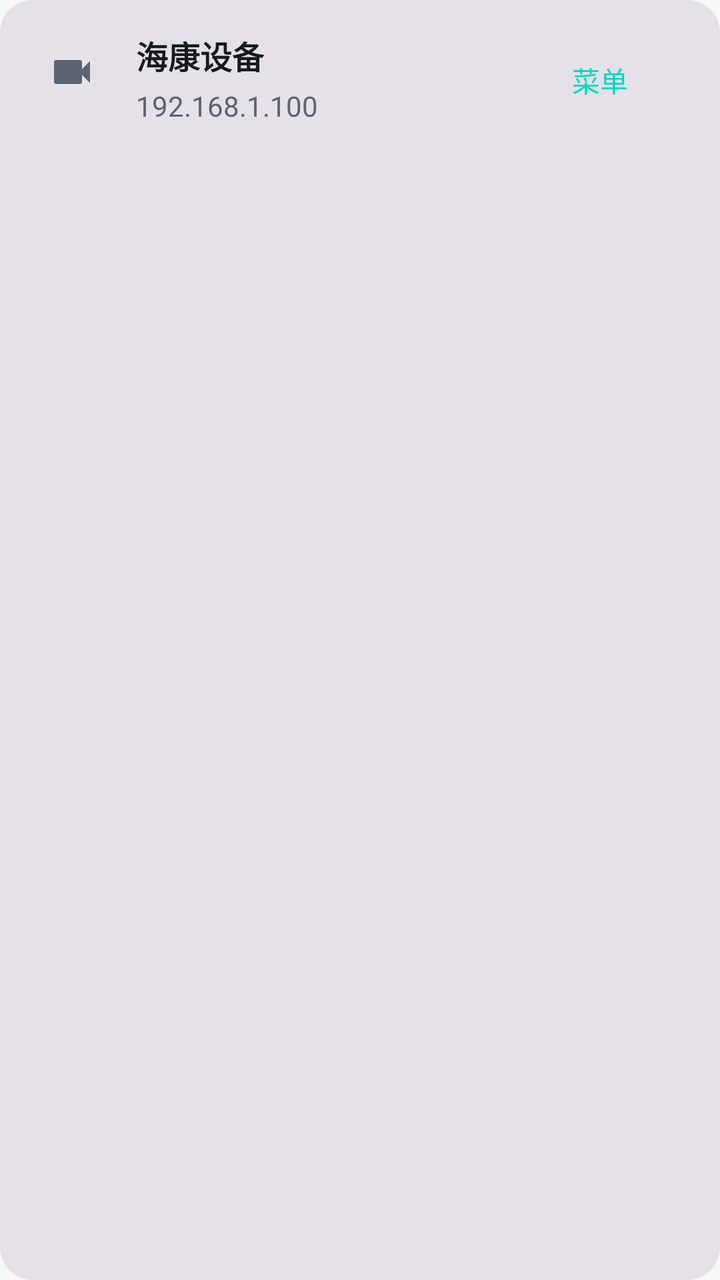
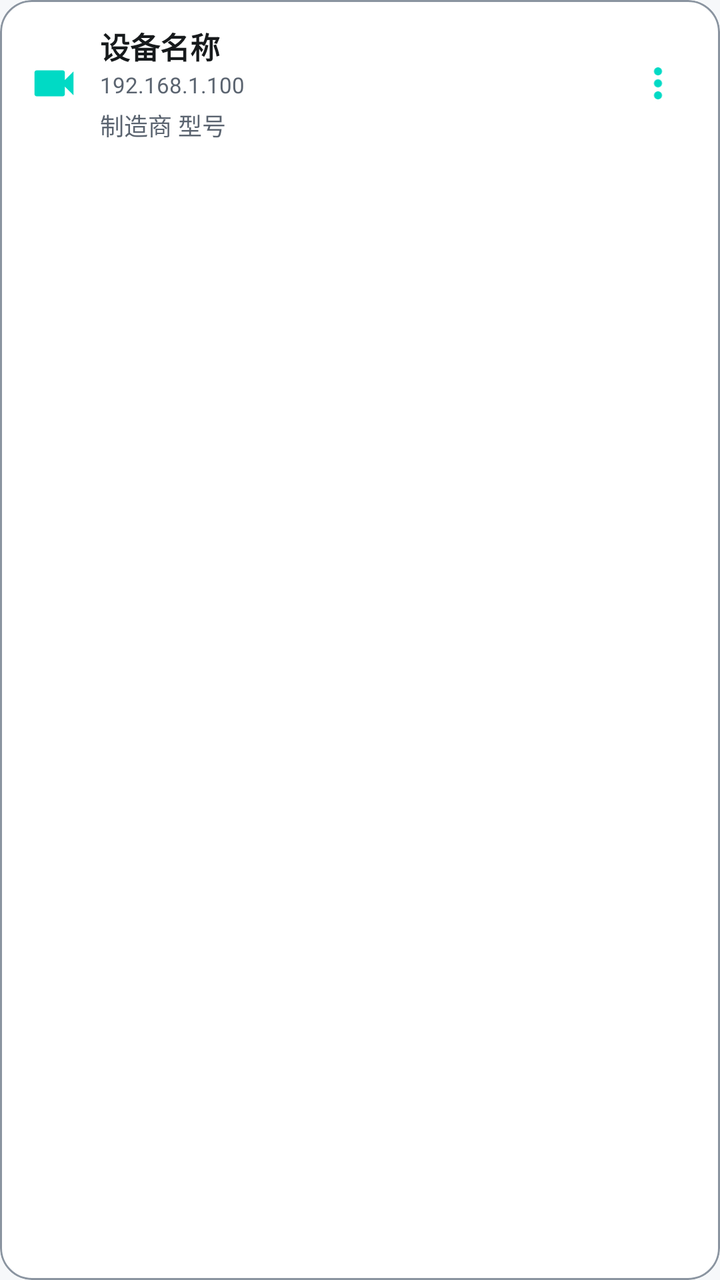

Screens rendered from an Android XML layout before and after an edit, with the pre-edit source and the edit as a unified diff.
<!-- AndroidManifest.xml: application theme Theme.NetworkTool -->
<!-- res/layout/item_sadp_device.xml -->
<?xml version="1.0" encoding="utf-8"?>
<com.google.android.material.card.MaterialCardView xmlns:android="http://schemas.android.com/apk/res/android"
    xmlns:app="http://schemas.android.com/apk/res-auto"
    android:id="@+id/cardView"
    style="@style/Widget.NetworkTool.Card"
    android:layout_width="match_parent"
    android:layout_height="wrap_content"
    android:layout_margin="6dp"
    app:cardElevation="0dp">

    <LinearLayout
        android:layout_width="match_parent"
        android:layout_height="wrap_content"
        android:orientation="vertical"
        android:padding="16dp">

        <LinearLayout
            android:layout_width="match_parent"
            android:layout_height="wrap_content"
            android:orientation="horizontal">

            <ImageView
                android:id="@+id/deviceIcon"
                android:layout_width="40dp"
                android:layout_height="40dp"
                android:src="@drawable/ic_camera"
                android:padding="8dp" />

            <LinearLayout
                android:layout_width="0dp"
                android:layout_height="wrap_content"
                android:layout_weight="1"
                android:orientation="vertical"
                android:layout_marginStart="12dp">

                <TextView
                    android:id="@+id/deviceNameText"
                    android:layout_width="wrap_content"
                    android:layout_height="wrap_content"
                    android:text="海康设备"
                    android:textColor="?attr/colorOnSurface"
                    android:textSize="16sp"
                    android:textStyle="bold" />

                <TextView
                    android:id="@+id/deviceIpText"
                    android:layout_width="wrap_content"
                    android:layout_height="wrap_content"
                    android:text="192.168.1.100"
                    android:textColor="?attr/colorOnSurfaceVariant"
                    android:textSize="14sp"
                    android:layout_marginTop="4dp" />

            </LinearLayout>

            <com.google.android.material.button.MaterialButton
                android:id="@+id/menuButton"
                android:layout_width="wrap_content"
                android:layout_height="wrap_content"
                android:text="菜单"
                style="@style/Widget.NetworkTool.Button.TextButton" />

        </LinearLayout>

        <TextView
            android:id="@+id/deviceInfoText"
            android:layout_width="match_parent"
            android:layout_height="wrap_content"
            android:textSize="12sp"
            android:textColor="?attr/colorOnSurfaceVariant"
            android:layout_marginTop="8dp"
            android:visibility="gone" />

    </LinearLayout>

</com.google.android.material.card.MaterialCardView>
<!-- resources referenced by this layout -->
<resources>
  <!-- drawable ic_camera (drawable) -->
  <?xml version="1.0" encoding="utf-8"?>
  <vector xmlns:android="http://schemas.android.com/apk/res/android"
      android:width="24dp"
      android:height="24dp"
      android:viewportWidth="24"
      android:viewportHeight="24"
      android:tint="?attr/colorControlNormal">
      
      <path
          android:fillColor="@android:color/white"
          android:pathData="M17,10.5V7c0,-0.55 -0.45,-1 -1,-1H4c-0.55,0 -1,0.45 -1,1v10c0,0.55 0.45,1 1,1h12c0.55,0 1,-0.45 1,-1v-3.5l4,4v-11l-4,4z" />
      
      <path
          android:fillColor="@android:color/white"
          android:pathData="M12,12m-3,0a3,3 0,1 1,6 0a3,3 0,1 1,-6 0" />
  </vector>
  <style name="Widget.NetworkTool.Button.TextButton" parent="Widget.Material3.Button.TextButton">
          <item name="android:elevation">0dp</item>
          <item name="android:stateListAnimator">@null</item>
      </style>
  <style name="Widget.NetworkTool.Card" parent="Widget.Material3.CardView.Filled">
          <item name="cardCornerRadius">@dimen/card_corner</item>
          <item name="cardElevation">0dp</item>
          <item name="strokeWidth">0dp</item>
      </style>
  <dimen name="card_corner">16dp</dimen>
  <color name="colorPrimary">#00DAC5</color>
  <color name="colorPrimaryDark">#00B5A1</color>
  <color name="colorAccent">#00DAC5</color>
  <color name="colorOnPrimary">#00201C</color>
  <color name="colorPrimaryContainer">#B8FFF7</color>
  <color name="colorOnPrimaryContainer">#00201C</color>
  <color name="colorBackground">#F6F8FA</color>
  <color name="colorSurface">#FFFFFF</color>
  <color name="colorOnSurface">#171A1C</color>
  <color name="colorOnBackground">#171A1C</color>
  <color name="colorSurfaceContainer">#EEF2F5</color>
  <color name="textSecondary">#5B6470</color>
  <color name="colorOutline">#8A94A0</color>
  <color name="colorOutlineVariant">#D8DEE5</color>
  <color name="textPrimary">#171A1C</color>
  <style name="Widget.NetworkTool.Toolbar" parent="Widget.Material3.Toolbar">
          <item name="android:background">@android:color/transparent</item>
          <item name="android:elevation">0dp</item>
          <item name="titleTextColor">?attr/colorOnSurface</item>
          <item name="titleTextAppearance">@style/TextAppearance.NetworkTool.ToolbarTitle</item>
          <item name="subtitleTextColor">?attr/colorOnSurfaceVariant</item>
          <item name="navigationIconTint">?attr/colorOnSurface</item>
      </style>
  <style name="Widget.NetworkTool.Button" parent="Widget.Material3.Button">
          <item name="android:elevation">0dp</item>
          <item name="android:stateListAnimator">@null</item>
      </style>
  <style name="TextAppearance.NetworkTool.ToolbarTitle" parent="TextAppearance.Material3.TitleLarge">
          <item name="android:textSize">20sp</item>
          <item name="android:textStyle">bold</item>
          <item name="android:textColor">?attr/colorOnSurface</item>
      </style>
  <!-- unchanged entries left out for length: 1 -->
</resources>

<!-- the commit's change to res/layout/item_sadp_device.xml (unified diff, before → after) -->
@@ -2,74 +2,82 @@
 <com.google.android.material.card.MaterialCardView xmlns:android="http://schemas.android.com/apk/res/android"
     xmlns:app="http://schemas.android.com/apk/res-auto"
     android:id="@+id/cardView"
-    style="@style/Widget.NetworkTool.Card"
     android:layout_width="match_parent"
     android:layout_height="wrap_content"
-    android:layout_margin="6dp"
-    app:cardElevation="0dp">
+    android:layout_marginHorizontal="12dp"
+    android:layout_marginVertical="5dp"
+    app:cardCornerRadius="16dp"
+    app:cardElevation="0dp"
+    app:strokeColor="?attr/colorOutline"
+    app:strokeWidth="1dp">
 
     <LinearLayout
         android:layout_width="match_parent"
         android:layout_height="wrap_content"
-        android:orientation="vertical"
-        android:padding="16dp">
+        android:gravity="center_vertical"
+        android:orientation="horizontal"
+        android:paddingHorizontal="14dp"
+        android:paddingVertical="12dp">
+
+        <ImageView
+            android:id="@+id/deviceIcon"
+            android:layout_width="26dp"
+            android:layout_height="26dp"
+            android:contentDescription="设备"
+            android:src="@drawable/ic_videocam"
+            app:tint="?attr/colorAccent" />
 
         <LinearLayout
-            android:layout_width="match_parent"
+            android:layout_width="0dp"
             android:layout_height="wrap_content"
-            android:orientation="horizontal">
+            android:layout_marginStart="10dp"
+            android:layout_weight="1"
+            android:orientation="vertical">
 
-            <ImageView
-                android:id="@+id/deviceIcon"
-                android:layout_width="40dp"
-                android:layout_height="40dp"
-                android:src="@drawable/ic_camera"
-                android:padding="8dp" />
+            <TextView
+                android:id="@+id/deviceNameText"
+                android:layout_width="match_parent"
+                android:layout_height="wrap_content"
+                android:ellipsize="end"
+                android:maxLines="1"
+                android:text="设备名称"
+                android:textColor="?attr/colorOnSurface"
+                android:textSize="15sp"
+                android:textStyle="bold" />
 
-            <LinearLayout
-                android:layout_width="0dp"
+            <TextView
+                android:id="@+id/deviceIpText"
+                android:layout_width="match_parent"
                 android:layout_height="wrap_content"
-                android:layout_weight="1"
-                android:orientation="vertical"
-                android:layout_marginStart="12dp">
+                android:layout_marginTop="1dp"
+                android:ellipsize="end"
+                android:maxLines="1"
+                android:text="192.168.1.100"
+                android:textColor="?attr/colorOnSurfaceVariant"
+                android:textSize="11sp" />
 
-                <TextView
-                    android:id="@+id/deviceNameText"
-                    android:layout_width="wrap_content"
-                    android:layout_height="wrap_content"
-                    android:text="海康设备"
-                    android:textColor="?attr/colorOnSurface"
-                    android:textSize="16sp"
-                    android:textStyle="bold" />
-
-                <TextView
-                    android:id="@+id/deviceIpText"
-                    android:layout_width="wrap_content"
-                    android:layout_height="wrap_content"
-                    android:text="192.168.1.100"
-                    android:textColor="?attr/colorOnSurfaceVariant"
-                    android:textSize="14sp"
-                    android:layout_marginTop="4dp" />
-
-            </LinearLayout>
-
-            <com.google.android.material.button.MaterialButton
-                android:id="@+id/menuButton"
-                android:layout_width="wrap_content"
+            <TextView
+                android:id="@+id/deviceInfoText"
+                android:layout_width="match_parent"
                 android:layout_height="wrap_content"
-                android:text="菜单"
-                style="@style/Widget.NetworkTool.Button.TextButton" />
+                android:layout_marginTop="4dp"
+                android:ellipsize="end"
+                android:maxLines="2"
+                android:text="制造商 型号"
+                android:textColor="?attr/colorOnSurfaceVariant"
+                android:textSize="12sp" />
 
         </LinearLayout>
 
-        <TextView
-            android:id="@+id/deviceInfoText"
-            android:layout_width="match_parent"
-            android:layout_height="wrap_content"
-            android:textSize="12sp"
-            android:textColor="?attr/colorOnSurfaceVariant"
-            android:layout_marginTop="8dp"
-            android:visibility="gone" />
+        <ImageButton
+            android:id="@+id/menuButton"
+            android:layout_width="34dp"
+            android:layout_height="34dp"
+            android:layout_marginStart="6dp"
+            android:background="?attr/selectableItemBackgroundBorderless"
+            android:contentDescription="设备菜单"
+            android:src="@drawable/ic_more_vert"
+            app:tint="?attr/colorAccent" />
 
     </LinearLayout>
 
<!-- resource entries referenced after the edit -->
@@ -1,32 +1,26 @@
 <!-- resources referenced by this layout -->
 <resources>
-  <!-- drawable ic_camera (drawable) -->
+  <!-- drawable ic_more_vert (drawable) -->
+  <vector xmlns:android="http://schemas.android.com/apk/res/android"
+      android:width="24dp"
+      android:height="24dp"
+      android:viewportWidth="24"
+      android:viewportHeight="24">
+      <path
+          android:fillColor="#000000"
+          android:pathData="M12,8c1.1,0 2,-0.9 2,-2s-0.9,-2 -2,-2 -2,0.9 -2,2 0.9,2 2,2zM12,10c-1.1,0 -2,0.9 -2,2s0.9,2 2,2 2,-0.9 2,-2 -0.9,-2 -2,-2zM12,16c-1.1,0 -2,0.9 -2,2s0.9,2 2,2 2,-0.9 2,-2 -0.9,-2 -2,-2z"/>
+  </vector>
+  <!-- drawable ic_videocam (drawable) -->
   <?xml version="1.0" encoding="utf-8"?>
   <vector xmlns:android="http://schemas.android.com/apk/res/android"
       android:width="24dp"
       android:height="24dp"
       android:viewportWidth="24"
-      android:viewportHeight="24"
-      android:tint="?attr/colorControlNormal">
-      
+      android:viewportHeight="24">
       <path
-          android:fillColor="@android:color/white"
+          android:fillColor="#000000"
           android:pathData="M17,10.5V7c0,-0.55 -0.45,-1 -1,-1H4c-0.55,0 -1,0.45 -1,1v10c0,0.55 0.45,1 1,1h12c0.55,0 1,-0.45 1,-1v-3.5l4,4v-11l-4,4z" />
-      
-      <path
-          android:fillColor="@android:color/white"
-          android:pathData="M12,12m-3,0a3,3 0,1 1,6 0a3,3 0,1 1,-6 0" />
   </vector>
-  <style name="Widget.NetworkTool.Button.TextButton" parent="Widget.Material3.Button.TextButton">
-          <item name="android:elevation">0dp</item>
-          <item name="android:stateListAnimator">@null</item>
-      </style>
-  <style name="Widget.NetworkTool.Card" parent="Widget.Material3.CardView.Filled">
-          <item name="cardCornerRadius">@dimen/card_corner</item>
-          <item name="cardElevation">0dp</item>
-          <item name="strokeWidth">0dp</item>
-      </style>
-  <dimen name="card_corner">16dp</dimen>
   <color name="colorPrimary">#00DAC5</color>
   <color name="colorPrimaryDark">#00B5A1</color>
   <color name="colorAccent">#00DAC5</color>
